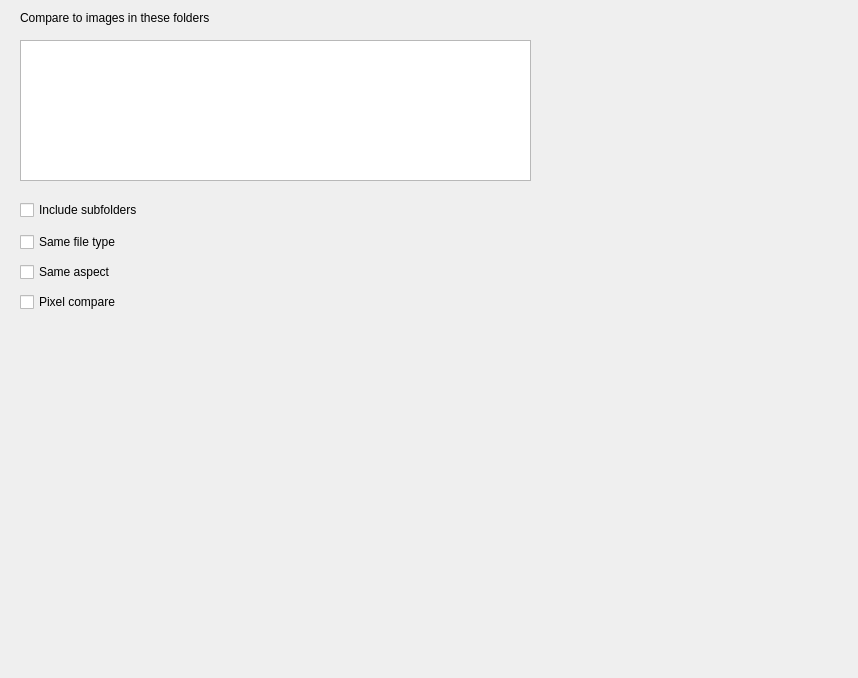
Old version of the form Dialogs/viscmpdlg.ui in the repository towhee/Winnow64.
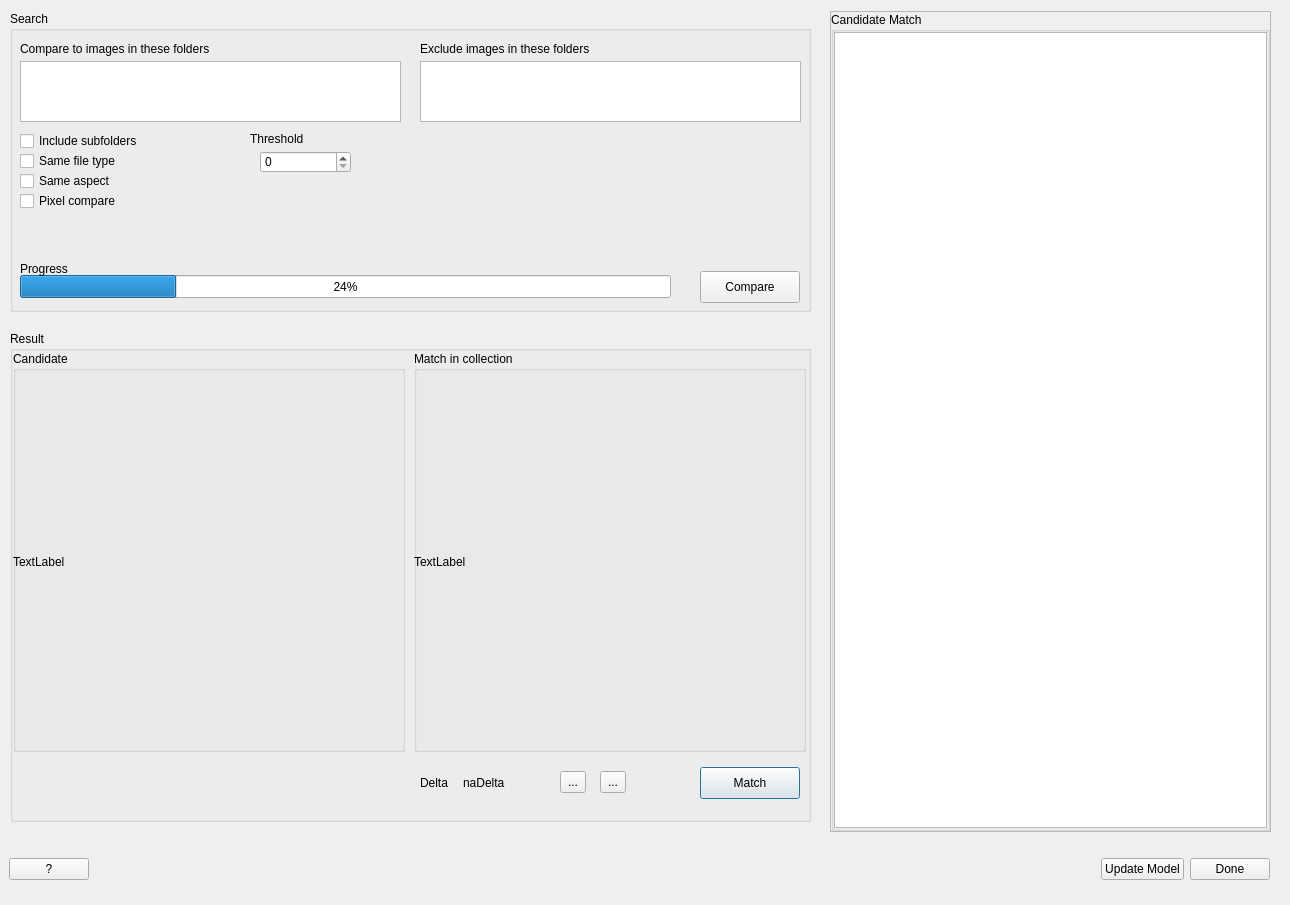
New version of the form. Custom widgets are drawn as their Qt base class.

Patch:
```diff
--- a/Dialogs/viscmpdlg.ui
+++ b/Dialogs/viscmpdlg.ui
@@ -6,89 +6,500 @@
    <rect>
     <x>0</x>
     <y>0</y>
-    <width>858</width>
-    <height>678</height>
+    <width>1290</width>
+    <height>905</height>
    </rect>
   </property>
   <property name="windowTitle">
    <string>Dialog</string>
   </property>
-  <widget class="QListView" name="listView">
-   <property name="geometry">
-    <rect>
-     <x>20</x>
-     <y>40</y>
-     <width>511</width>
-     <height>141</height>
-    </rect>
+  <layout class="QVBoxLayout" name="verticalLayout_3">
+   <property name="leftMargin">
+    <number>0</number>
    </property>
-  </widget>
-  <widget class="QLabel" name="label">
-   <property name="geometry">
-    <rect>
-     <x>20</x>
-     <y>10</y>
-     <width>371</width>
-     <height>16</height>
-    </rect>
-   </property>
-   <property name="text">
-    <string>Compare to images in these folders</string>
-   </property>
-  </widget>
-  <widget class="QCheckBox" name="checkBox">
-   <property name="geometry">
-    <rect>
-     <x>20</x>
-     <y>200</y>
-     <width>171</width>
-     <height>20</height>
-    </rect>
-   </property>
-   <property name="text">
-    <string>Include subfolders</string>
-   </property>
-  </widget>
-  <widget class="QCheckBox" name="checkBox_3">
-   <property name="geometry">
-    <rect>
-     <x>20</x>
-     <y>232</y>
-     <width>171</width>
-     <height>20</height>
-    </rect>
-   </property>
-   <property name="text">
-    <string>Same file type</string>
-   </property>
-  </widget>
-  <widget class="QCheckBox" name="checkBox_4">
-   <property name="geometry">
-    <rect>
-     <x>20</x>
-     <y>262</y>
-     <width>171</width>
-     <height>20</height>
-    </rect>
-   </property>
-   <property name="text">
-    <string>Same aspect</string>
-   </property>
-  </widget>
-  <widget class="QCheckBox" name="checkBox_5">
-   <property name="geometry">
-    <rect>
-     <x>20</x>
-     <y>292</y>
-     <width>171</width>
-     <height>20</height>
-    </rect>
-   </property>
-   <property name="text">
-    <string>Pixel compare</string>
-   </property>
-  </widget>
+   <item>
+    <widget class="QFrame" name="upperMainFrame">
+     <property name="frameShape">
+      <enum>QFrame::NoFrame</enum>
+     </property>
+     <property name="frameShadow">
+      <enum>QFrame::Raised</enum>
+     </property>
+     <widget class="QFrame" name="matchFrame">
+      <property name="geometry">
+       <rect>
+        <x>830</x>
+        <y>0</y>
+        <width>441</width>
+        <height>821</height>
+       </rect>
+      </property>
+      <property name="frameShape">
+       <enum>QFrame::StyledPanel</enum>
+      </property>
+      <property name="frameShadow">
+       <enum>QFrame::Raised</enum>
+      </property>
+      <layout class="QVBoxLayout" name="verticalLayout">
+       <property name="leftMargin">
+        <number>0</number>
+       </property>
+       <property name="topMargin">
+        <number>0</number>
+       </property>
+       <property name="rightMargin">
+        <number>0</number>
+       </property>
+       <property name="bottomMargin">
+        <number>0</number>
+       </property>
+       <item>
+        <widget class="QGroupBox" name="groupBox_5">
+         <property name="title">
+          <string>Candidate Match</string>
+         </property>
+         <layout class="QVBoxLayout" name="verticalLayout_2">
+          <property name="leftMargin">
+           <number>0</number>
+          </property>
+          <property name="topMargin">
+           <number>0</number>
+          </property>
+          <property name="rightMargin">
+           <number>0</number>
+          </property>
+          <property name="bottomMargin">
+           <number>0</number>
+          </property>
+          <item>
+           <widget class="QTableView" name="tv"/>
+          </item>
+         </layout>
+        </widget>
+       </item>
+      </layout>
+     </widget>
+     <widget class="QFrame" name="searchFrame">
+      <property name="geometry">
+       <rect>
+        <x>0</x>
+        <y>0</y>
+        <width>821</width>
+        <height>821</height>
+       </rect>
+      </property>
+      <property name="frameShape">
+       <enum>QFrame::NoFrame</enum>
+      </property>
+      <property name="frameShadow">
+       <enum>QFrame::Raised</enum>
+      </property>
+      <widget class="QGroupBox" name="resultBox">
+       <property name="geometry">
+        <rect>
+         <x>10</x>
+         <y>320</y>
+         <width>801</width>
+         <height>491</height>
+        </rect>
+       </property>
+       <property name="maximumSize">
+        <size>
+         <width>801</width>
+         <height>16777215</height>
+        </size>
+       </property>
+       <property name="title">
+        <string>Result</string>
+       </property>
+       <widget class="QWidget" name="horizontalLayoutWidget">
+        <property name="geometry">
+         <rect>
+          <x>0</x>
+          <y>20</y>
+          <width>801</width>
+          <height>401</height>
+         </rect>
+        </property>
+        <layout class="QHBoxLayout" name="horizontalLayout">
+         <item>
+          <widget class="QGroupBox" name="candidateBox">
+           <property name="maximumSize">
+            <size>
+             <width>392</width>
+             <height>16777215</height>
+            </size>
+           </property>
+           <property name="title">
+            <string>Candidate</string>
+           </property>
+           <widget class="QLabel" name="candidateLbl">
+            <property name="geometry">
+             <rect>
+              <x>0</x>
+              <y>20</y>
+              <width>391</width>
+              <height>381</height>
+             </rect>
+            </property>
+            <property name="sizePolicy">
+             <sizepolicy hsizetype="Expanding" vsizetype="Preferred">
+              <horstretch>0</horstretch>
+              <verstretch>0</verstretch>
+             </sizepolicy>
+            </property>
+            <property name="text">
+             <string>TextLabel</string>
+            </property>
+           </widget>
+          </widget>
+         </item>
+         <item>
+          <widget class="QGroupBox" name="groupBox_4">
+           <property name="maximumSize">
+            <size>
+             <width>392</width>
+             <height>16777215</height>
+            </size>
+           </property>
+           <property name="title">
+            <string>Match in collection</string>
+           </property>
+           <widget class="QLabel" name="matchLbl">
+            <property name="geometry">
+             <rect>
+              <x>0</x>
+              <y>20</y>
+              <width>391</width>
+              <height>381</height>
+             </rect>
+            </property>
+            <property name="text">
+             <string>TextLabel</string>
+            </property>
+           </widget>
+          </widget>
+         </item>
+        </layout>
+       </widget>
+       <widget class="QToolButton" name="prevToolBtn">
+        <property name="geometry">
+         <rect>
+          <x>550</x>
+          <y>440</y>
+          <width>26</width>
+          <height>22</height>
+         </rect>
+        </property>
+        <property name="text">
+         <string>...</string>
+        </property>
+       </widget>
+       <widget class="QToolButton" name="nextToolBtn">
+        <property name="geometry">
+         <rect>
+          <x>590</x>
+          <y>440</y>
+          <width>26</width>
+          <height>22</height>
+         </rect>
+        </property>
+        <property name="text">
+         <string>...</string>
+        </property>
+       </widget>
+       <widget class="QPushButton" name="matchBtn">
+        <property name="geometry">
+         <rect>
+          <x>690</x>
+          <y>436</y>
+          <width>100</width>
+          <height>32</height>
+         </rect>
+        </property>
+        <property name="text">
+         <string>Match</string>
+        </property>
+       </widget>
+       <widget class="QLabel" name="deltaTxt">
+        <property name="geometry">
+         <rect>
+          <x>410</x>
+          <y>444</y>
+          <width>41</width>
+          <height>16</height>
+         </rect>
+        </property>
+        <property name="text">
+         <string>Delta</string>
+        </property>
+       </widget>
+       <widget class="QLabel" name="deltaLbl">
+        <property name="geometry">
+         <rect>
+          <x>453</x>
+          <y>444</y>
+          <width>71</width>
+          <height>16</height>
+         </rect>
+        </property>
+        <property name="text">
+         <string>naDelta</string>
+        </property>
+       </widget>
+      </widget>
+      <widget class="QGroupBox" name="searchBox">
+       <property name="geometry">
+        <rect>
+         <x>10</x>
+         <y>0</y>
+         <width>801</width>
+         <height>301</height>
+        </rect>
+       </property>
+       <property name="title">
+        <string>Search</string>
+       </property>
+       <widget class="DragToList" name="cmpToFolders">
+        <property name="geometry">
+         <rect>
+          <x>10</x>
+          <y>50</y>
+          <width>381</width>
+          <height>61</height>
+         </rect>
+        </property>
+        <property name="maximumSize">
+         <size>
+          <width>611</width>
+          <height>16777215</height>
+         </size>
+        </property>
+       </widget>
+       <widget class="QLabel" name="label">
+        <property name="geometry">
+         <rect>
+          <x>10</x>
+          <y>30</y>
+          <width>371</width>
+          <height>16</height>
+         </rect>
+        </property>
+        <property name="text">
+         <string>Compare to images in these folders</string>
+        </property>
+       </widget>
+       <widget class="DragToList" name="cmpToFolders_2">
+        <property name="geometry">
+         <rect>
+          <x>410</x>
+          <y>50</y>
+          <width>381</width>
+          <height>61</height>
+         </rect>
+        </property>
+        <property name="maximumSize">
+         <size>
+          <width>611</width>
+          <height>16777215</height>
+         </size>
+        </property>
+       </widget>
+       <widget class="QLabel" name="label_2">
+        <property name="geometry">
+         <rect>
+          <x>410</x>
+          <y>30</y>
+          <width>371</width>
+          <height>16</height>
+         </rect>
+        </property>
+        <property name="text">
+         <string>Exclude images in these folders</string>
+        </property>
+       </widget>
+       <widget class="QPushButton" name="compareBtn">
+        <property name="geometry">
+         <rect>
+          <x>690</x>
+          <y>260</y>
+          <width>100</width>
+          <height>32</height>
+         </rect>
+        </property>
+        <property name="text">
+         <string>Compare</string>
+        </property>
+       </widget>
+       <widget class="QSpinBox" name="spinBox">
+        <property name="geometry">
+         <rect>
+          <x>250</x>
+          <y>140</y>
+          <width>91</width>
+          <height>22</height>
+         </rect>
+        </property>
+       </widget>
+       <widget class="QCheckBox" name="checkBox_5">
+        <property name="geometry">
+         <rect>
+          <x>10</x>
+          <y>180</y>
+          <width>131</width>
+          <height>20</height>
+         </rect>
+        </property>
+        <property name="text">
+         <string>Pixel compare</string>
+        </property>
+       </widget>
+       <widget class="QCheckBox" name="checkBox_3">
+        <property name="geometry">
+         <rect>
+          <x>10</x>
+          <y>140</y>
+          <width>131</width>
+          <height>20</height>
+         </rect>
+        </property>
+        <property name="text">
+         <string>Same file type</string>
+        </property>
+       </widget>
+       <widget class="QCheckBox" name="checkBox">
+        <property name="geometry">
+         <rect>
+          <x>10</x>
+          <y>120</y>
+          <width>171</width>
+          <height>20</height>
+         </rect>
+        </property>
+        <property name="text">
+         <string>Include subfolders</string>
+        </property>
+       </widget>
+       <widget class="QCheckBox" name="checkBox_4">
+        <property name="geometry">
+         <rect>
+          <x>10</x>
+          <y>160</y>
+          <width>131</width>
+          <height>20</height>
+         </rect>
+        </property>
+        <property name="text">
+         <string>Same aspect</string>
+        </property>
+       </widget>
+       <widget class="QLabel" name="label_3">
+        <property name="geometry">
+         <rect>
+          <x>240</x>
+          <y>120</y>
+          <width>71</width>
+          <height>16</height>
+         </rect>
+        </property>
+        <property name="text">
+         <string>Threshold</string>
+        </property>
+       </widget>
+       <widget class="QProgressBar" name="progressBar">
+        <property name="geometry">
+         <rect>
+          <x>10</x>
+          <y>264</y>
+          <width>651</width>
+          <height>23</height>
+         </rect>
+        </property>
+        <property name="value">
+         <number>24</number>
+        </property>
+       </widget>
+       <widget class="QLabel" name="progressLbl">
+        <property name="geometry">
+         <rect>
+          <x>10</x>
+          <y>250</y>
+          <width>401</width>
+          <height>16</height>
+         </rect>
+        </property>
+        <property name="text">
+         <string>Progress</string>
+        </property>
+       </widget>
+      </widget>
+     </widget>
+    </widget>
+   </item>
+   <item>
+    <widget class="QFrame" name="lowerBtnFrame">
+     <property name="maximumSize">
+      <size>
+       <width>16777215</width>
+       <height>50</height>
+      </size>
+     </property>
+     <property name="frameShape">
+      <enum>QFrame::NoFrame</enum>
+     </property>
+     <property name="frameShadow">
+      <enum>QFrame::Raised</enum>
+     </property>
+     <layout class="QHBoxLayout" name="horizontalLayout_2">
+      <item>
+       <widget class="QPushButton" name="pushButton_2">
+        <property name="toolTip">
+         <string>How this works</string>
+        </property>
+        <property name="text">
+         <string>?</string>
+        </property>
+       </widget>
+      </item>
+      <item>
+       <spacer name="horizontalSpacer">
+        <property name="orientation">
+         <enum>Qt::Horizontal</enum>
+        </property>
+        <property name="sizeHint" stdset="0">
+         <size>
+          <width>995</width>
+          <height>20</height>
+         </size>
+        </property>
+       </spacer>
+      </item>
+      <item>
+       <widget class="QPushButton" name="pushButton">
+        <property name="text">
+         <string>Update Model</string>
+        </property>
+       </widget>
+      </item>
+      <item>
+       <widget class="QPushButton" name="pushButton_3">
+        <property name="text">
+         <string>Done</string>
+        </property>
+       </widget>
+      </item>
+     </layout>
+    </widget>
+   </item>
+  </layout>
  </widget>
+ <customwidgets>
+  <customwidget>
+   <class>DragToList</class>
+   <extends>QListWidget</extends>
+   <header>viscmpdlg.h</header>
+  </customwidget>
+ </customwidgets>
  <resources/>
  <connections/>
 </ui>
```
